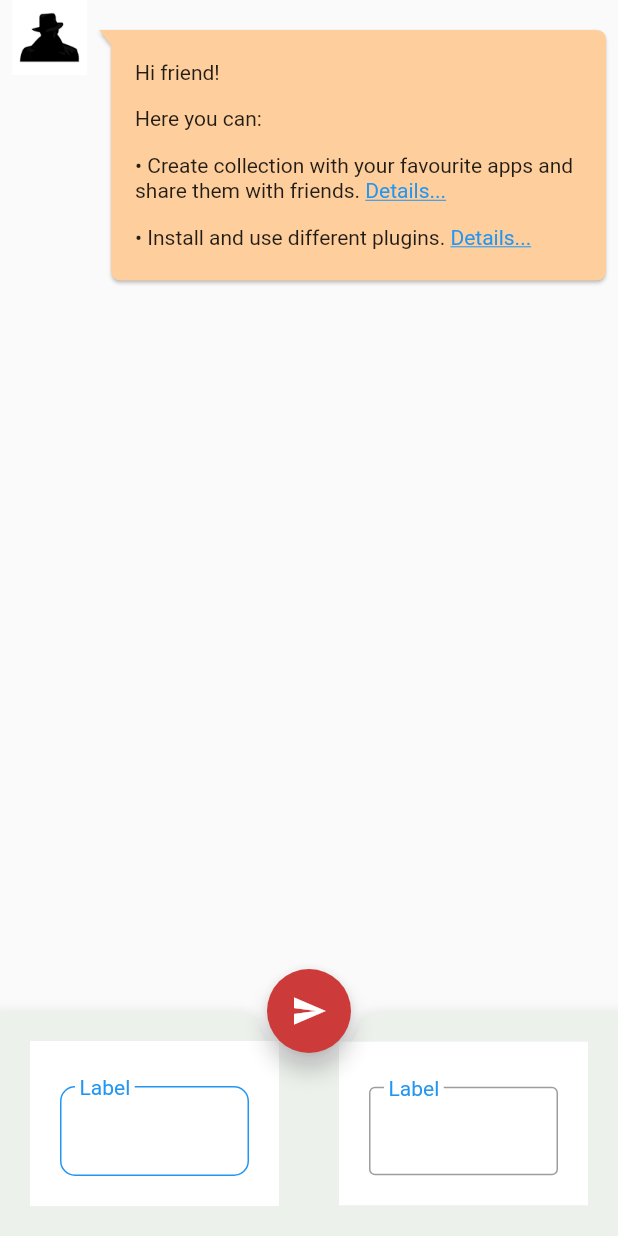
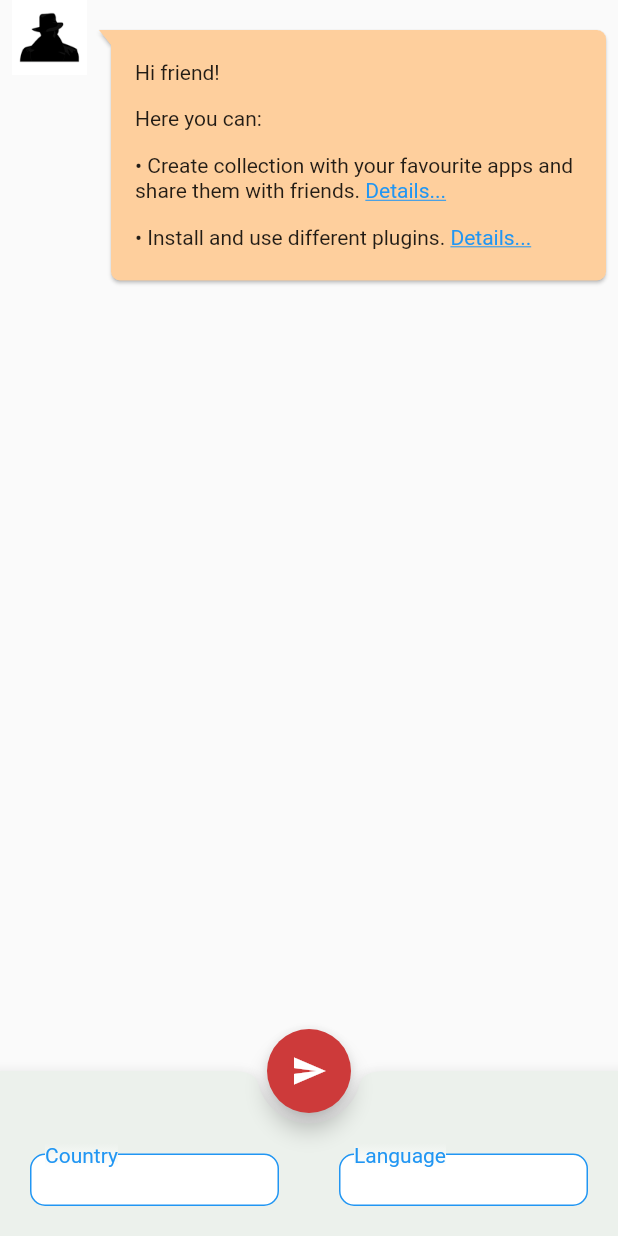
Before and after one commit to mlevytskiy/Wumf2021, a Flutter app: the screen it shows after launch, on a phone screen of 412 x 824 dp. Run offline on Flutter 3.47's test engine with Material 2 defaults, Android fonts, the light colour scheme and no system bars; drawn by our look-alikes of bubble, flutter_html; our stand-ins replace adaptive_theme.

Commit message:
change style of Country and Language fields

```diff
--- a/lib/screen/WelcomeScreen.dart
+++ b/lib/screen/WelcomeScreen.dart
@@ -50,7 +50,7 @@ class _MyStatefulWidgetState extends State<WelcomeScreen> {
         color: const Color(0xffECF1EC),
         shape: const CircularNotchedRectangle(),
         child: Container(
-          height: 150.0,
+          height: 110.0,
           child:
           Row(
               mainAxisSize: MainAxisSize.max,
@@ -59,12 +59,12 @@ class _MyStatefulWidgetState extends State<WelcomeScreen> {
               children: <Widget>[
                 Expanded(
                   child: Padding(
-                    padding: const EdgeInsets.all(20),
+                    padding: const EdgeInsets.only(left: 10, top: 35, right: 10, bottom: 10),
                     child: Center(
                       child:
                       Container(
-                        decoration: BoxDecoration(color: Colors.white),
-                        padding: new EdgeInsets.all(20.0),
+                        decoration: BoxDecoration(color: Color(0xffECF1EC)),
+                        padding: new EdgeInsets.all(10.0),
                         child: InkWell(
                           onTap: () {
                             showDialog(context: context, builder: (context) {
@@ -76,28 +76,25 @@ class _MyStatefulWidgetState extends State<WelcomeScreen> {
                               Container(
                                 decoration: BoxDecoration(
                                   // color: Colors.blue,
+                                  color: Colors.white,
                                   borderRadius: BorderRadius.all(Radius.circular(10.0)),
                                   border: Border.all(color: Colors.blue)
                                 ),
                                 margin: EdgeInsets.only(top: 10),
-                                // child: TextField(
-                                //   textAlign: TextAlign.left,
-                                //   decoration: InputDecoration(
-                                //     labelStyle: TextStyle(
-                                //       color: Colors.blue,
-                                //     ),
-                                //     border: OutlineInputBorder(borderSide: BorderSide(color: Colors.blue)),
-                                //     focusedBorder: OutlineInputBorder(borderSide: BorderSide(color: Colors.blue)),
-                                //   ),
-                                // ),
                               ),
                               Positioned(
                                 left: 10,
                                 top: 3,
                                 child: Container(
-                                  padding: EdgeInsets.symmetric(horizontal: 3),
-                                  color: Colors.white,
-                                  child: Text('Label', style: TextStyle(color: Colors.blue)),
+                                  decoration: BoxDecoration(
+                                      gradient: LinearGradient(
+                                          colors: [Color(0xffECF1EC), Colors.white],
+                                          begin: FractionalOffset(0, 0),
+                                          end: FractionalOffset(0, 1),
+                                          stops: [0.0, 1.0],
+                                          tileMode: TileMode.clamp
+                                      )),
+                                  child: Text('Country', style: TextStyle(color: Colors.blue)),
                                 ),
                               )
                             ],
@@ -109,37 +106,45 @@ class _MyStatefulWidgetState extends State<WelcomeScreen> {
                 ),
                 Expanded(
                   child: Padding(
-                    padding: const EdgeInsets.all(20),
+                    padding: const EdgeInsets.only(left: 10, top: 35, right: 10, bottom: 10),
                     child: Center(
                       child:
                       Container(
-                        decoration: BoxDecoration(color: Colors.white),
-                        padding: new EdgeInsets.all(20.0),
+                        decoration: BoxDecoration(color: Color(0xffECF1EC)),
+                        padding: new EdgeInsets.all(10.0),
+                        child: InkWell(
+                          onTap: () {
+                            showDialog(context: context, builder: (context) {
+                              return AlertDialog(content: Text("Hello form dialog"));
+                            });
+                          },
                           child: Stack(
                             children: <Widget>[
                               Container(
+                                decoration: BoxDecoration(
+                                    color: Colors.white,
+                                    borderRadius: BorderRadius.all(Radius.circular(10.0)),
+                                    border: Border.all(color: Colors.blue),
+                                ),
                                 margin: EdgeInsets.only(top: 10),
-                              child: TextField(
-                                textAlign: TextAlign.left,
-                                decoration: InputDecoration(
-                                  labelStyle: TextStyle(
-                                    color: Colors.blue,
-                                  ),
-                                  border: OutlineInputBorder(borderSide: BorderSide(color: Colors.blue)),
-                                  focusedBorder: OutlineInputBorder(borderSide: BorderSide(color: Colors.blue)),
-                                ),
-                              ),
                               ),
                               Positioned(
                                 left: 10,
                                 top: 3,
                                 child: Container(
-                                padding: EdgeInsets.symmetric(horizontal: 3),
-                                color: Colors.white,
-                                child: Text('Label', style: TextStyle(color: Colors.blue)),
+                                  decoration: BoxDecoration(
+                                    gradient: LinearGradient(
+                                        colors: [Color(0xffECF1EC), Colors.white],
+                                        begin: FractionalOffset(0, 0),
+                                        end: FractionalOffset(0, 1),
+                                        stops: [0.0, 1.0],
+                                        tileMode: TileMode.clamp
+                                    )),
+                                  child: Text('Language', style: TextStyle(color: Colors.blue,)),
                                 ),
                               )
                             ],
+                          ),
                         ),
                       ),
                     ),
```
Lines whose indentation alone changed are shown as unchanged.
